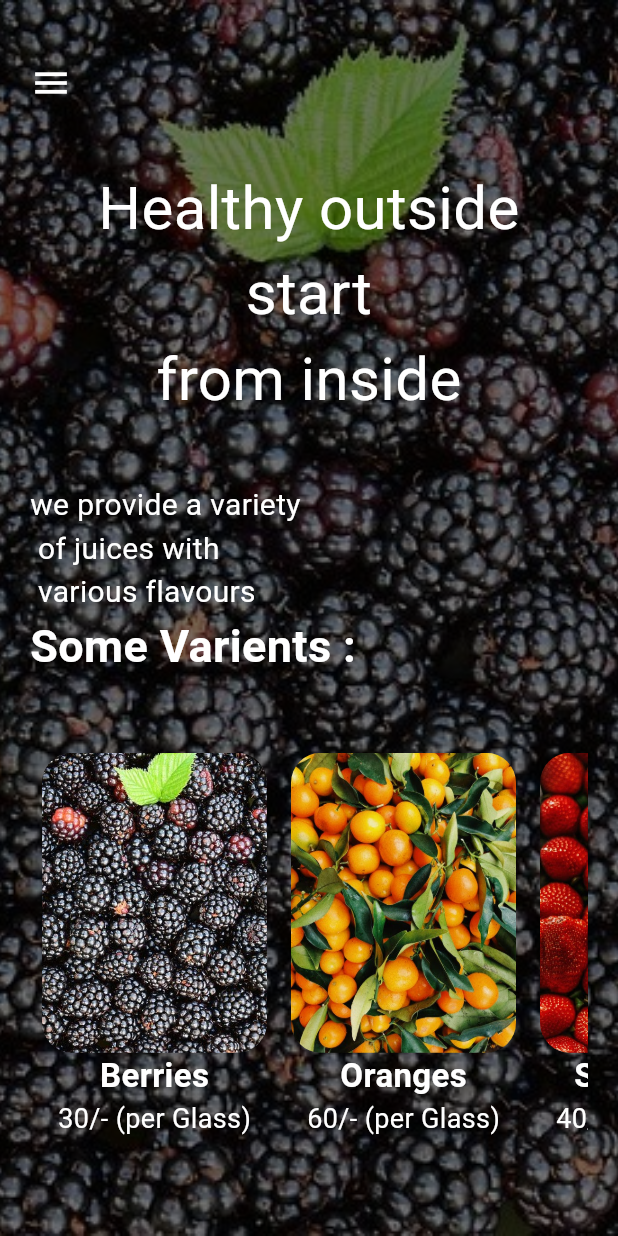
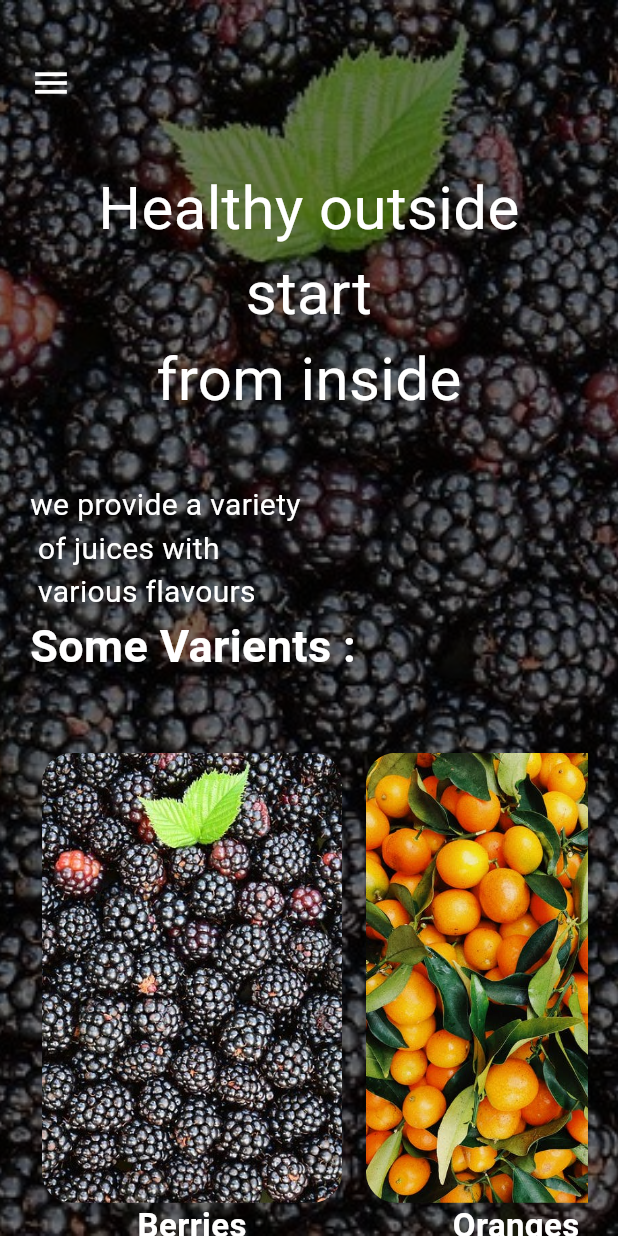
Before and after one commit to Amirul898/Flutter-learn-concept, a Flutter app: the screen it shows after launch, on a phone screen of 412 x 824 dp. Run offline on Flutter 3.47's test engine with Material 3 defaults, Android fonts, the phone set to English and light mode, and no system bars; our stand-ins replace cloud_firestore, firebase_core, google_fonts; accounts and stored records are empty; Roboto replaces fonts that are missing (Gabarito).

Commit message:
Final UI

```diff
--- a/juice_app_ui/lib/juicetwo.dart
+++ b/juice_app_ui/lib/juicetwo.dart
@@ -1,6 +1,8 @@
 // ignore: file_names
 import 'package:flutter/material.dart';
+import 'package:juice_app_ui/singe_juce.dart';
 
+// ignore: must_be_immutable
 class Juicetwo extends StatelessWidget {
   final imglist = [
     "assets/photo/berries.jpg",
@@ -20,6 +22,10 @@ class Juicetwo extends StatelessWidget {
     "120/- (per Glass)",
   ];
 
+  String desc =
+      "mixed with chilled ice and griended with sponzita, picked with sot'l hands in sumine";
+
+  final location = ["Dhaka", "Chittagong", "Khulna", "Rajshahi", "Sylhet"];
   Juicetwo({super.key});
 
   @override
@@ -36,7 +42,6 @@ class Juicetwo extends StatelessWidget {
               colorBlendMode: BlendMode.darken,
             ),
           ),
-
           Padding(
             padding: const EdgeInsets.symmetric(horizontal: 20),
             child: ListView(
@@ -46,7 +51,6 @@ class Juicetwo extends StatelessWidget {
                   alignment: Alignment.topLeft,
                   child: Icon(Icons.menu, size: 28, color: Colors.white),
                 ),
-
                 Center(
                   child: Column(
                     children: [
@@ -64,7 +68,6 @@ class Juicetwo extends StatelessWidget {
                           style: TextStyle(color: Colors.white, fontSize: 20),
                         ),
                       ),
-
                       Align(
                         alignment: Alignment.centerLeft,
                         child: Text(
@@ -76,27 +79,40 @@ class Juicetwo extends StatelessWidget {
                           ),
                         ),
                       ),
-
                       SizedBox(height: size2.height * 0.05),
-
                       SizedBox(
-                        height: 600,
-                        child: GestureDetector(
+                        height: 500,
                         child: ListView.builder(
                           shrinkWrap: true,
                           physics: BouncingScrollPhysics(),
                           scrollDirection: Axis.horizontal,
-                            itemCount: imglist.length, // মোট ১০টি আইটেম দেখাবে
+                          itemCount: imglist.length,
                           itemBuilder: (context, index) {
-                              return Padding(
+                            return GestureDetector(
+                              onTap: () {
+                                Navigator.push(
+                                  context,
+                                  MaterialPageRoute(
+                                    builder:
+                                        (context) => Singejuce(
+                                          Data: {
+                                            "BackGroundImage": imglist[index],
+                                            "JuiceName": juiceName[index],
+                                            "Price": price[index],
+                                            "Description": desc,
+                                            "Location": location[index],
+                                          },
+                                        ),
+                                  ),
+                                );
+                              },
+                              child: Padding(
                                 padding: const EdgeInsets.all(8.0),
-                                child: SizedBox(
-                                  height: 600,
                                 child: Column(
                                   children: [
                                     Container(
-                                        width: 150,
-                                        height: 200,
+                                      width: 200,
+                                      height: 300,
                                       decoration: BoxDecoration(
                                         image: DecorationImage(
                                           image: AssetImage(imglist[index]),
@@ -107,7 +123,6 @@ class Juicetwo extends StatelessWidget {
                                         ),
                                       ),
                                     ),
-
                                     Text(
                                       juiceName[index],
                                       style: TextStyle(
@@ -116,7 +131,6 @@ class Juicetwo extends StatelessWidget {
                                         fontWeight: FontWeight.bold,
                                       ),
                                     ),
-
                                     Text(
                                       price[index],
                                       style: TextStyle(
@@ -131,7 +145,6 @@ class Juicetwo extends StatelessWidget {
                           },
                         ),
                       ),
-                      ),
                     ],
                   ),
                 ),
```
Also changed, not shown: juice_app_ui/lib/listViewBuilder.dart (deleted, +0 -11 lines), juice_app_ui/lib/singe_juce.dart (added, +127 -0 lines), juice_app_ui/lib/singeJuce.dart (deleted). Lines whose indentation alone changed are shown as unchanged.
